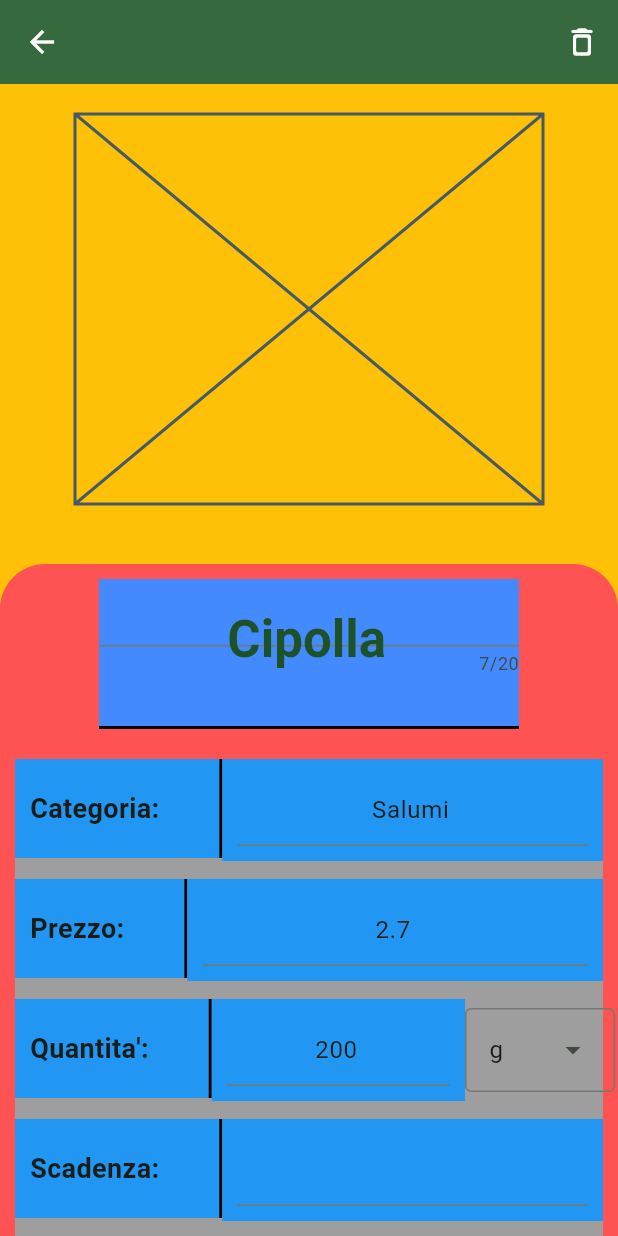
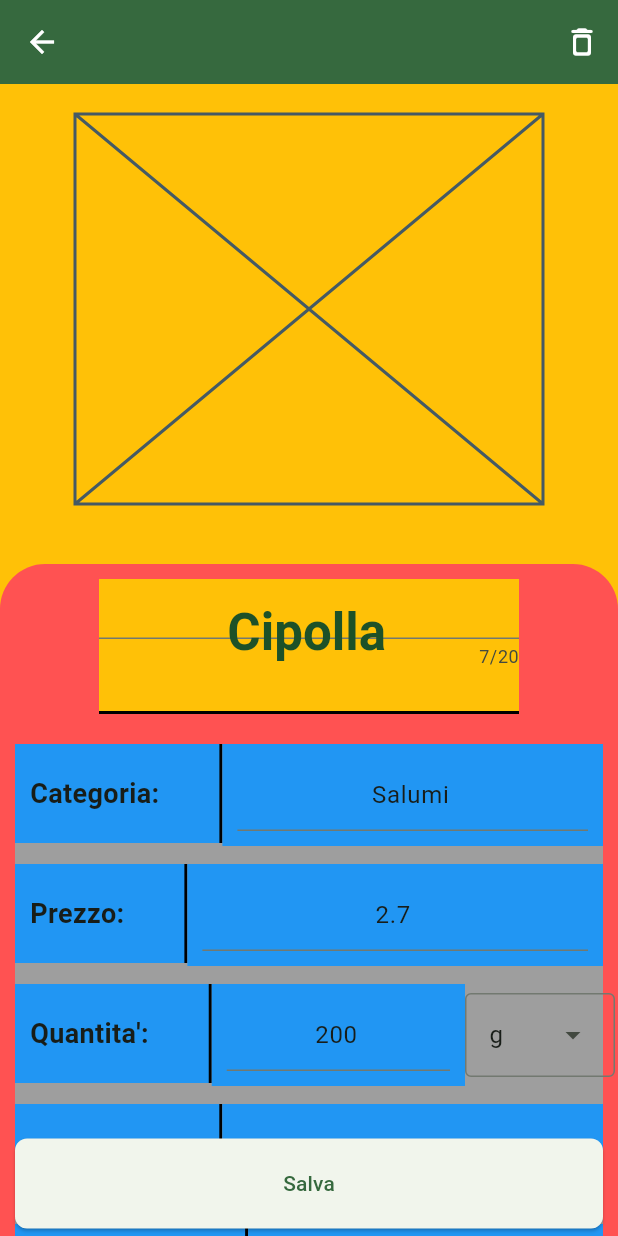
Before and after one commit to E-d-o/FoodPlan, a Flutter app: the SingleListPage screen opened directly, after a tap on "Cipolla", on a phone screen of 412 x 824 dp. Run offline on Flutter 3.47's test engine with Material 3 defaults, Android fonts, the phone set to English and light mode, and no system bars.

Commit message:
fixed bug on click other textfield, saved temp data in modify page, on back clear temp data

```diff
--- a/lib/components/list_item.dart
+++ b/lib/components/list_item.dart
@@ -117,15 +117,27 @@ class LeftItemPart extends StatelessWidget {
                 ),
               ],
             ),
-            Container(
-              //TODO: IMPLEMENT HidableImage
-              height: 30,
-              width: 30,
-              color: Colors.green,
-              child: Text("My image"),
-            ),
+            HidableImage(),
           ],
         ),
+      ),
+    );
+  }
+}
+
+class HidableImage extends StatelessWidget {
+  const HidableImage({super.key});
+
+  @override
+  Widget build(BuildContext context) {
+    return Visibility(
+      visible: false,
+      child: Container(
+        //TODO: IMPLEMENT HidableImage
+        height: 30,
+        width: 30,
+        color: Colors.green,
+        child: Text("My image"),
       ),
     );
   }
--- a/lib/components/properties.dart
+++ b/lib/components/properties.dart
@@ -1,5 +1,4 @@
 import 'package:flutter/material.dart';
-
 import 'package:foodplan/components/single_properties/category_property.dart';
 import 'package:foodplan/components/single_properties/date_property.dart';
 import 'package:foodplan/components/single_properties/description_property.dart';
@@ -47,22 +46,27 @@ class _PropertiesState extends State<Properties> {
     final String? category = singleListManager.getProperty(
       widget.id,
       SingleListProperty.category,
+      isPermanent: false,
     );
     final double? price = singleListManager.getProperty(
       widget.id,
       SingleListProperty.price,
+      isPermanent: false,
     );
     final int? quantity = singleListManager.getProperty(
       widget.id,
       SingleListProperty.quantityValue,
+      isPermanent: false,
     );
     final String? subtitle = singleListManager.getProperty(
       widget.id,
       SingleListProperty.subtitle,
+      isPermanent: false,
     );
     final DateTime? expireDate = singleListManager.getProperty(
       widget.id,
       SingleListProperty.expireDate,
+      isPermanent: false,
     );
 
     final Map<String, dynamic> valueBeforeMap = {
@@ -105,7 +109,6 @@ class _PropertiesState extends State<Properties> {
       spacing: 12,
       mainAxisAlignment: MainAxisAlignment.center,
       children: [
-        //TODO: ONLY SAVE ON SAVE BUTTON
         CategoryProperty(
           categoryProperty: property1,
           controller: controllerMap[property1],
--- a/lib/notifiers/single_list_manager.dart
+++ b/lib/notifiers/single_list_manager.dart
@@ -88,13 +88,31 @@ class SingleListManager extends Editable {
     }
   }
 
-  dynamic getProperty(String listId, SingleListProperty property) {
+  dynamic getProperty(
+    String listId,
+    SingleListProperty property, {
+    bool isPermanent = true,
+  }) {
     if (_isSafeToAccessProperty(listId, property)) {
-      return _properties[listId]!.getProperty(property);
+      if (isPermanent) {
+        return _properties[listId]!.getProperty(property);
+      } else {
+        return _tempProperties[listId]!.getProperty(property);
+      }
     } else {
       throw ArgumentError(
         "Not safe to access, property or id is not in properties",
       );
+    }
+  }
+
+  void undoChanges(String listId) {
+    if (_isListInProperties(listId)) {
+      _properties.forEach((key, value) {
+        _tempProperties[key] = value.copy();
+      });
+    } else {
+      throw ArgumentError("no  list with such id");
     }
   }
 
--- a/lib/pages/main.dart
+++ b/lib/pages/main.dart
@@ -102,7 +102,7 @@ class HidableActionButton extends StatelessWidget {
   }
 }
 
-//TODO: when i pop out of single list dont destroy and create another singlelistmanager provider
+//TODO: when i pop out of single list dont destroy and create another singlelistmanager provider or idk maybe with DB i just need to pull the data
 class _MainContent extends StatelessWidget {
   const _MainContent();
 
--- a/lib/pages/modify_list_item_page.dart
+++ b/lib/pages/modify_list_item_page.dart
@@ -37,6 +37,13 @@ class _ModifyListItemPageState extends State<ModifyListItemPage> {
 
     return Scaffold(
       appBar: AppBar(
+        leading: IconButton(
+          onPressed: () {
+            singleListManager.undoChanges(widget.id);
+            Navigator.pop(context);
+          },
+          icon: Icon(Icons.arrow_back),
+        ),
         actions: [
           IconButton(
             onPressed: () {
@@ -50,8 +57,45 @@ class _ModifyListItemPageState extends State<ModifyListItemPage> {
           ),
         ],
       ),
-      body: SingleChildScrollView(
+      body: Stack(
+        children: [
+          scrollableContent(titleStyle, singleListManager),
+          Positioned(
+            left: 0,
+            right: 0,
+            bottom: 0,
+            child: Padding(
+              padding: const EdgeInsets.only(bottom: 5, left: 10, right: 10),
+              child: SizedBox(
+                height: 60,
+                width: MediaQuery.of(context).size.width,
+                child: ElevatedButton(
+                  style: ElevatedButton.styleFrom(
+                    shape: RoundedRectangleBorder(
+                      borderRadius: BorderRadiusGeometry.circular(8),
+                    ),
+                  ),
+                  onPressed: () {
+                    singleListManager.notifyChange();
+                    Navigator.pop(context);
+                  },
+                  child: Text("Salva"),
+                ),
+              ),
+            ),
+          ),
+        ],
+      ),
+    );
+  }
+
+  SingleChildScrollView scrollableContent(
+    TextStyle? titleStyle,
+    SingleListManager singleListManager,
+  ) {
+    return SingleChildScrollView(
       child: Container(
+        padding: EdgeInsets.only(bottom: 100),
         color: Colors.amber,
         child: Column(
           spacing: 20,
@@ -82,21 +126,10 @@ class _ModifyListItemPageState extends State<ModifyListItemPage> {
                     ),
                     child: Properties(id: widget.id),
                   ),
-                    SizedBox(
-                      height: 50,
-                      width: double.infinity,
-                      child: ElevatedButton(
-                        onPressed: () {
-                          singleListManager.notifyChange();
-                        },
-                        child: Text("Salva"),
-                      ),
-                    ),
                 ],
               ),
             ),
           ],
-          ),
         ),
       ),
     );
@@ -134,9 +167,9 @@ class ModifyTitle extends StatelessWidget {
       mainAxisAlignment: MainAxisAlignment.center,
       children: [
         Container(
-          height: 100,
+          height: 90,
           decoration: BoxDecoration(
-            color: Colors.blueAccent,
+            color: Colors.amber,
             border: Border(bottom: BorderSide(color: Colors.black, width: 2.0)),
           ),
           child: Center(
```
Also changed, not shown: lib/components/single_properties/category_property.dart (+4 -3 lines), lib/components/single_properties/description_property.dart (+4 -3 lines), lib/components/single_properties/price_property.dart (+4 -3 lines), lib/components/single_properties/quantity_property.dart (+4 -3 lines). Lines whose indentation alone changed are shown as unchanged.
